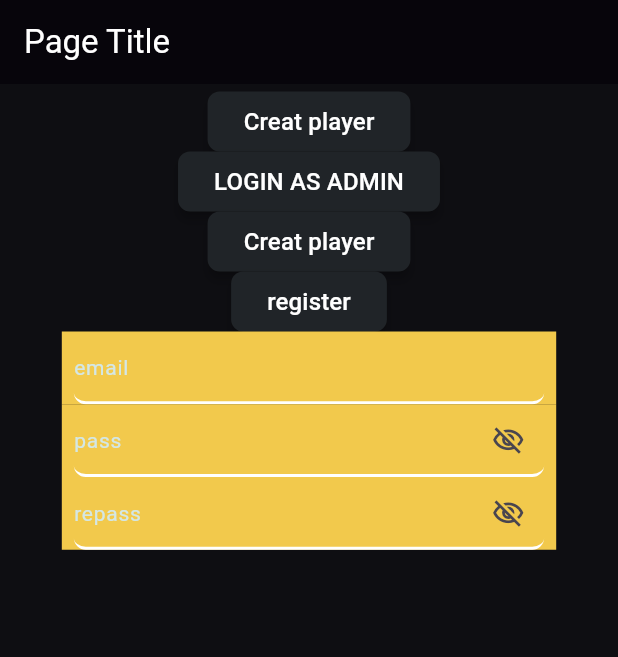
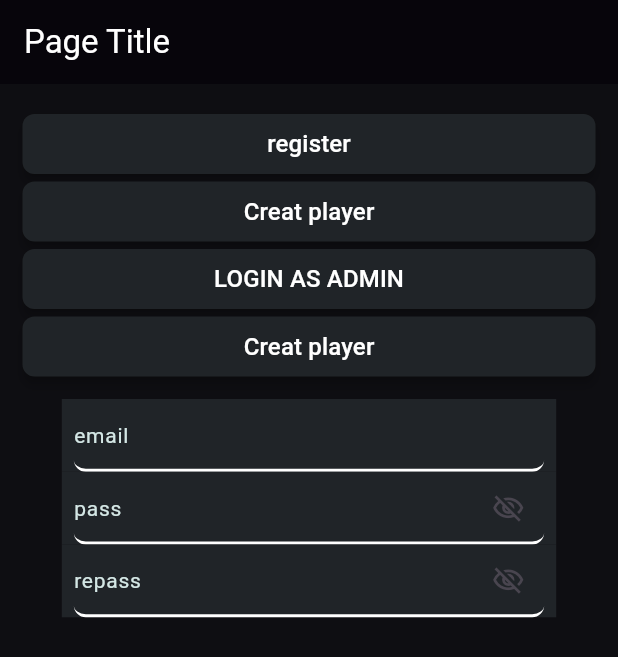
Before and after one commit to nikitakudinov/sprt, a Flutter app: the screen it shows after launch, on a phone screen of 412 x 824 dp. Shown: the top 657 px of the screen. Run offline on Flutter 3.47's test engine with Material 3 defaults, Android fonts, the phone set to English and light mode, and no system bars; drawn by our look-alikes of auto_size_text; our stand-ins replace equatable, file_picker, font_awesome_flutter, from_css_color, go_router, google_fonts and 7 more; missing offline and left inert: json_path, mime_type; accounts and stored records are empty; network calls fail.

Commit message:
Updating to latest FlutterFlow output.

```diff
--- a/lib/pages/home_page/home_page_widget.dart
+++ b/lib/pages/home_page/home_page_widget.dart
@@ -122,49 +122,54 @@ class _HomePageWidgetState extends State<HomePageWidget> {
                   ),
                 ),
               ),
+              Padding(
+                padding: const EdgeInsetsDirectional.fromSTEB(15.0, 15.0, 15.0, 15.0),
+                child: Row(
+                  mainAxisSize: MainAxisSize.max,
+                  children: [
+                    Expanded(
+                      child: Column(
+                        mainAxisSize: MainAxisSize.max,
+                        children: [
                           FFButtonWidget(
                             onPressed: () async {
-                  context.pushNamed(
-                    'ADDCONTENTPAGE',
-                    queryParameters: {
-                      'contentType': serializeParam(
-                        'player',
-                        ParamType.String,
-                      ),
-                    }.withoutNulls,
-                  );
-                },
-                text: 'Creat player',
-                options: FFButtonOptions(
-                  height: 40.0,
-                  padding: const EdgeInsetsDirectional.fromSTEB(24.0, 0.0, 24.0, 0.0),
-                  iconPadding:
-                      const EdgeInsetsDirectional.fromSTEB(0.0, 0.0, 0.0, 0.0),
-                  color: FlutterFlowTheme.of(context).tertiary,
-                  textStyle: FlutterFlowTheme.of(context).titleSmall.override(
-                        fontFamily: 'Roboto',
-                        color: Colors.white,
-                      ),
-                  elevation: 3.0,
-                  borderSide: const BorderSide(
-                    color: Colors.transparent,
-                    width: 1.0,
-                  ),
-                  borderRadius: BorderRadius.circular(8.0),
+                              GoRouter.of(context).prepareAuthEvent();
+                              if (_model.passController.text !=
+                                  _model.repassController.text) {
+                                ScaffoldMessenger.of(context).showSnackBar(
+                                  const SnackBar(
+                                    content: Text(
+                                      'Passwords don\'t match!',
                                     ),
                                   ),
-              FFButtonWidget(
-                onPressed: () {
-                  print('Button pressed ...');
+                                );
+                                return;
+                              }
+
+                              final user =
+                                  await authManager.createAccountWithEmail(
+                                context,
+                                _model.emailController.text,
+                                _model.passController.text,
+                              );
+                              if (user == null) {
+                                return;
+                              }
+
+                              context.goNamedAuth('HOME', context.mounted);
                             },
-                text: 'LOGIN AS ADMIN',
+                            text: 'register',
                             options: FFButtonOptions(
+                              width: MediaQuery.sizeOf(context).width * 1.0,
                               height: 40.0,
-                  padding: const EdgeInsetsDirectional.fromSTEB(24.0, 0.0, 24.0, 0.0),
-                  iconPadding:
-                      const EdgeInsetsDirectional.fromSTEB(0.0, 0.0, 0.0, 0.0),
+                              padding: const EdgeInsetsDirectional.fromSTEB(
+                                  24.0, 0.0, 24.0, 0.0),
+                              iconPadding: const EdgeInsetsDirectional.fromSTEB(
+                                  0.0, 0.0, 0.0, 0.0),
                               color: FlutterFlowTheme.of(context).tertiary,
-                  textStyle: FlutterFlowTheme.of(context).titleSmall.override(
+                              textStyle: FlutterFlowTheme.of(context)
+                                  .titleSmall
+                                  .override(
                                     fontFamily: 'Roboto',
                                     color: Colors.white,
                                   ),
@@ -184,8 +189,8 @@ class _HomePageWidgetState extends State<HomePageWidget> {
                                 multiImage: false,
                               );
                               if (selectedMedia != null &&
-                      selectedMedia.every(
-                          (m) => validateFileFormat(m.storagePath, context))) {
+                                  selectedMedia.every((m) => validateFileFormat(
+                                      m.storagePath, context))) {
                                 setState(() => _model.isDataUploading = true);
                                 var selectedUploadedFiles = <FFUploadedFile>[];
 
@@ -201,17 +206,21 @@ class _HomePageWidgetState extends State<HomePageWidget> {
                                           ))
                                       .toList();
 
-                      downloadUrls = await uploadSupabaseStorageFiles(
+                                  downloadUrls =
+                                      await uploadSupabaseStorageFiles(
                                     bucketName: 'as',
                                     selectedFiles: selectedMedia,
                                   );
                                 } finally {
                                   _model.isDataUploading = false;
                                 }
-                    if (selectedUploadedFiles.length == selectedMedia.length &&
-                        downloadUrls.length == selectedMedia.length) {
+                                if (selectedUploadedFiles.length ==
+                                        selectedMedia.length &&
+                                    downloadUrls.length ==
+                                        selectedMedia.length) {
                                   setState(() {
-                        _model.uploadedLocalFile = selectedUploadedFiles.first;
+                                    _model.uploadedLocalFile =
+                                        selectedUploadedFiles.first;
                                     _model.uploadedFileUrl = downloadUrls.first;
                                   });
                                 } else {
@@ -222,12 +231,43 @@ class _HomePageWidgetState extends State<HomePageWidget> {
                             },
                             text: 'Creat player',
                             options: FFButtonOptions(
+                              width: MediaQuery.sizeOf(context).width * 1.0,
                               height: 40.0,
-                  padding: const EdgeInsetsDirectional.fromSTEB(24.0, 0.0, 24.0, 0.0),
-                  iconPadding:
-                      const EdgeInsetsDirectional.fromSTEB(0.0, 0.0, 0.0, 0.0),
+                              padding: const EdgeInsetsDirectional.fromSTEB(
+                                  24.0, 0.0, 24.0, 0.0),
+                              iconPadding: const EdgeInsetsDirectional.fromSTEB(
+                                  0.0, 0.0, 0.0, 0.0),
                               color: FlutterFlowTheme.of(context).tertiary,
-                  textStyle: FlutterFlowTheme.of(context).titleSmall.override(
+                              textStyle: FlutterFlowTheme.of(context)
+                                  .titleSmall
+                                  .override(
+                                    fontFamily: 'Roboto',
+                                    color: Colors.white,
+                                  ),
+                              elevation: 3.0,
+                              borderSide: const BorderSide(
+                                color: Colors.transparent,
+                                width: 1.0,
+                              ),
+                              borderRadius: BorderRadius.circular(8.0),
+                            ),
+                          ),
+                          FFButtonWidget(
+                            onPressed: () {
+                              print('Button pressed ...');
+                            },
+                            text: 'LOGIN AS ADMIN',
+                            options: FFButtonOptions(
+                              width: MediaQuery.sizeOf(context).width * 1.0,
+                              height: 40.0,
+                              padding: const EdgeInsetsDirectional.fromSTEB(
+                                  24.0, 0.0, 24.0, 0.0),
+                              iconPadding: const EdgeInsetsDirectional.fromSTEB(
+                                  0.0, 0.0, 0.0, 0.0),
+                              color: FlutterFlowTheme.of(context).tertiary,
+                              textStyle: FlutterFlowTheme.of(context)
+                                  .titleSmall
+                                  .override(
                                     fontFamily: 'Roboto',
                                     color: Colors.white,
                                   ),
@@ -241,38 +281,28 @@ class _HomePageWidgetState extends State<HomePageWidget> {
                           ),
                           FFButtonWidget(
                             onPressed: () async {
-                  GoRouter.of(context).prepareAuthEvent();
-                  if (_model.passController.text !=
-                      _model.repassController.text) {
-                    ScaffoldMessenger.of(context).showSnackBar(
-                      const SnackBar(
-                        content: Text(
-                          'Passwords don\'t match!',
+                              context.pushNamed(
+                                'ADDCONTENTPAGE',
+                                queryParameters: {
+                                  'contentType': serializeParam(
+                                    'player',
+                                    ParamType.String,
                                   ),
-                      ),
+                                }.withoutNulls,
                               );
-                    return;
-                  }
-
-                  final user = await authManager.createAccountWithEmail(
-                    context,
-                    _model.emailController.text,
-                    _model.passController.text,
-                  );
-                  if (user == null) {
-                    return;
-                  }
-
-                  context.goNamedAuth('HOME', context.mounted);
                             },
-                text: 'register',
+                            text: 'Creat player',
                             options: FFButtonOptions(
+                              width: MediaQuery.sizeOf(context).width * 1.0,
                               height: 40.0,
-                  padding: const EdgeInsetsDirectional.fromSTEB(24.0, 0.0, 24.0, 0.0),
-                  iconPadding:
-                      const EdgeInsetsDirectional.fromSTEB(0.0, 0.0, 0.0, 0.0),
+                              padding: const EdgeInsetsDirectional.fromSTEB(
+                                  24.0, 0.0, 24.0, 0.0),
+                              iconPadding: const EdgeInsetsDirectional.fromSTEB(
+                                  0.0, 0.0, 0.0, 0.0),
                               color: FlutterFlowTheme.of(context).tertiary,
-                  textStyle: FlutterFlowTheme.of(context).titleSmall.override(
+                              textStyle: FlutterFlowTheme.of(context)
+                                  .titleSmall
+                                  .override(
                                     fontFamily: 'Roboto',
                                     color: Colors.white,
                                   ),
@@ -284,10 +314,16 @@ class _HomePageWidgetState extends State<HomePageWidget> {
                               borderRadius: BorderRadius.circular(8.0),
                             ),
                           ),
+                        ].divide(const SizedBox(height: 5.0)),
+                      ),
+                    ),
+                  ],
+                ),
+              ),
               Container(
                 width: MediaQuery.sizeOf(context).width * 0.8,
                 decoration: BoxDecoration(
-                  color: FlutterFlowTheme.of(context).secondaryText,
+                  color: FlutterFlowTheme.of(context).tertiary,
                 ),
                 child: Padding(
                   padding: const EdgeInsetsDirectional.fromSTEB(8.0, 0.0, 8.0, 0.0),
@@ -341,7 +377,7 @@ class _HomePageWidgetState extends State<HomePageWidget> {
               Container(
                 width: MediaQuery.sizeOf(context).width * 0.8,
                 decoration: BoxDecoration(
-                  color: FlutterFlowTheme.of(context).secondaryText,
+                  color: FlutterFlowTheme.of(context).tertiary,
                 ),
                 child: Padding(
                   padding: const EdgeInsetsDirectional.fromSTEB(8.0, 0.0, 8.0, 0.0),
@@ -407,7 +443,7 @@ class _HomePageWidgetState extends State<HomePageWidget> {
               Container(
                 width: MediaQuery.sizeOf(context).width * 0.8,
                 decoration: BoxDecoration(
-                  color: FlutterFlowTheme.of(context).secondaryText,
+                  color: FlutterFlowTheme.of(context).tertiary,
                 ),
                 child: Padding(
                   padding: const EdgeInsetsDirectional.fromSTEB(8.0, 0.0, 8.0, 0.0),
```
Lines whose indentation alone changed are shown as unchanged.
